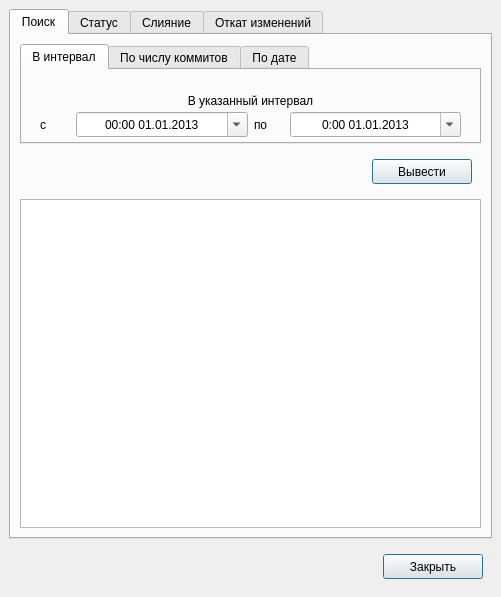
Above: source/gitwin.ui from arcan1s/git-etc before the change. Below: the same form after it.
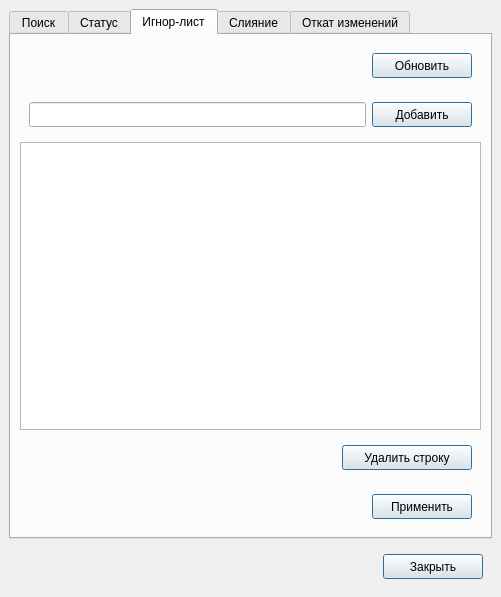
That is the form after the change. The open tabs and pages were chosen to show the change.

Commit message: Edited GUI interface + added "sudo" option + added IgnoreList tab in GitWindow

The edit to the form file:
```diff
--- a/source/gitwin.ui
+++ b/source/gitwin.ui
@@ -679,6 +679,210 @@
         </item>
        </layout>
       </widget>
+      <widget class="QWidget" name="tab_ignore">
+       <attribute name="title">
+        <string>Игнор-лист</string>
+       </attribute>
+       <layout class="QGridLayout" name="gridLayout_28">
+        <item row="0" column="0">
+         <widget class="QWidget" name="widget_buttonRefresh" native="true">
+          <layout class="QGridLayout" name="gridLayout_24">
+           <item row="0" column="0">
+            <spacer name="horizontalSpacer07">
+             <property name="orientation">
+              <enum>Qt::Horizontal</enum>
+             </property>
+             <property name="sizeHint" stdset="0">
+              <size>
+               <width>362</width>
+               <height>20</height>
+              </size>
+             </property>
+            </spacer>
+           </item>
+           <item row="0" column="1">
+            <widget class="QPushButton" name="button_refreshIgnore">
+             <property name="sizePolicy">
+              <sizepolicy hsizetype="Fixed" vsizetype="Fixed">
+               <horstretch>0</horstretch>
+               <verstretch>0</verstretch>
+              </sizepolicy>
+             </property>
+             <property name="minimumSize">
+              <size>
+               <width>100</width>
+               <height>25</height>
+              </size>
+             </property>
+             <property name="maximumSize">
+              <size>
+               <width>100</width>
+               <height>25</height>
+              </size>
+             </property>
+             <property name="text">
+              <string>Обновить</string>
+             </property>
+             <property name="default">
+              <bool>true</bool>
+             </property>
+            </widget>
+           </item>
+          </layout>
+         </widget>
+        </item>
+        <item row="1" column="0">
+         <widget class="QWidget" name="widget_addIgnore" native="true">
+          <layout class="QGridLayout" name="gridLayout_25">
+           <item row="0" column="0">
+            <widget class="QLineEdit" name="lineEdit_addIgnore">
+             <property name="minimumSize">
+              <size>
+               <width>200</width>
+               <height>25</height>
+              </size>
+             </property>
+             <property name="maximumSize">
+              <size>
+               <width>16777215</width>
+               <height>25</height>
+              </size>
+             </property>
+             <property name="alignment">
+              <set>Qt::AlignRight|Qt::AlignTrailing|Qt::AlignVCenter</set>
+             </property>
+            </widget>
+           </item>
+           <item row="0" column="1">
+            <widget class="QPushButton" name="button_addIgnore">
+             <property name="sizePolicy">
+              <sizepolicy hsizetype="Fixed" vsizetype="Fixed">
+               <horstretch>0</horstretch>
+               <verstretch>0</verstretch>
+              </sizepolicy>
+             </property>
+             <property name="minimumSize">
+              <size>
+               <width>100</width>
+               <height>25</height>
+              </size>
+             </property>
+             <property name="maximumSize">
+              <size>
+               <width>100</width>
+               <height>25</height>
+              </size>
+             </property>
+             <property name="text">
+              <string>Добавить</string>
+             </property>
+             <property name="default">
+              <bool>true</bool>
+             </property>
+            </widget>
+           </item>
+          </layout>
+         </widget>
+        </item>
+        <item row="2" column="0">
+         <widget class="QListWidget" name="list_ignoreList"/>
+        </item>
+        <item row="3" column="0">
+         <widget class="QWidget" name="widget_buttonDelete" native="true">
+          <layout class="QGridLayout" name="gridLayout_26">
+           <item row="1" column="1">
+            <widget class="QPushButton" name="button_deleteIgnore">
+             <property name="sizePolicy">
+              <sizepolicy hsizetype="Fixed" vsizetype="Fixed">
+               <horstretch>0</horstretch>
+               <verstretch>0</verstretch>
+              </sizepolicy>
+             </property>
+             <property name="minimumSize">
+              <size>
+               <width>130</width>
+               <height>25</height>
+              </size>
+             </property>
+             <property name="maximumSize">
+              <size>
+               <width>130</width>
+               <height>25</height>
+              </size>
+             </property>
+             <property name="text">
+              <string>Удалить строку</string>
+             </property>
+             <property name="default">
+              <bool>true</bool>
+             </property>
+            </widget>
+           </item>
+           <item row="1" column="0">
+            <spacer name="horizontalSpacer08">
+             <property name="orientation">
+              <enum>Qt::Horizontal</enum>
+             </property>
+             <property name="sizeHint" stdset="0">
+              <size>
+               <width>40</width>
+               <height>20</height>
+              </size>
+             </property>
+            </spacer>
+           </item>
+          </layout>
+         </widget>
+        </item>
+        <item row="4" column="0">
+         <widget class="QWidget" name="widget_buttonApply" native="true">
+          <layout class="QGridLayout" name="gridLayout_27">
+           <item row="0" column="0">
+            <spacer name="horizontalSpacer09">
+             <property name="orientation">
+              <enum>Qt::Horizontal</enum>
+             </property>
+             <property name="sizeHint" stdset="0">
+              <size>
+               <width>362</width>
+               <height>20</height>
+              </size>
+             </property>
+            </spacer>
+           </item>
+           <item row="0" column="1">
+            <widget class="QPushButton" name="button_applyIgnore">
+             <property name="sizePolicy">
+              <sizepolicy hsizetype="Fixed" vsizetype="Fixed">
+               <horstretch>0</horstretch>
+               <verstretch>0</verstretch>
+              </sizepolicy>
+             </property>
+             <property name="minimumSize">
+              <size>
+               <width>100</width>
+               <height>25</height>
+              </size>
+             </property>
+             <property name="maximumSize">
+              <size>
+               <width>100</width>
+               <height>25</height>
+              </size>
+             </property>
+             <property name="text">
+              <string>Применить</string>
+             </property>
+             <property name="default">
+              <bool>true</bool>
+             </property>
+            </widget>
+           </item>
+          </layout>
+         </widget>
+        </item>
+       </layout>
+      </widget>
       <widget class="QWidget" name="tab_merge">
        <attribute name="title">
         <string>Слияние</string>
```
Left out of the diff: 100 changed lines with no effect on the pictures. The commit also changes 4 other files.
